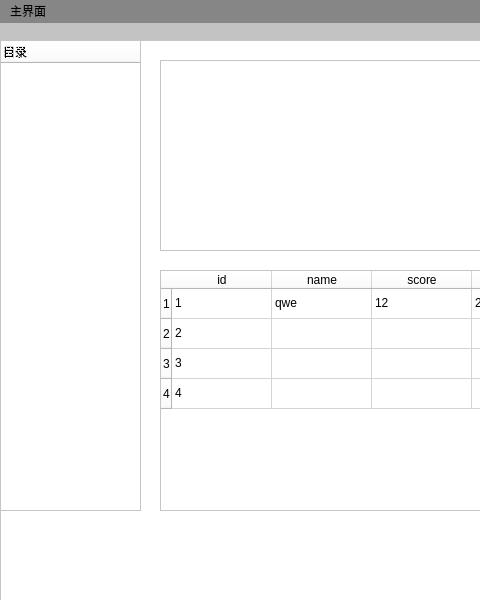
This is mainwindow.ui in NorthOuterTowner/DB as Qt 5 draws it before an edit; both pictures show x 0 to 480 and y 0 to 600 of the 800 by 600 pixel window. The edited form follows.
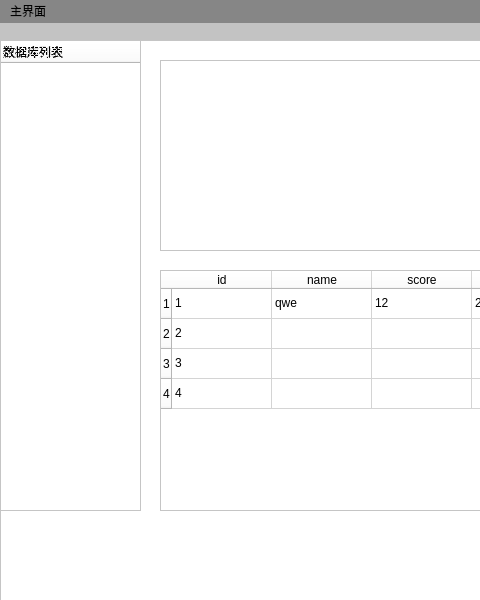
This is the edited form.

Commit message: 通过输入数据库名直接创建或删除

The edit to the form file:
```diff
--- a/mainwindow.ui
+++ b/mainwindow.ui
@@ -52,7 +52,7 @@
      </property>
      <column>
       <property name="text">
-       <string>目录</string>
+       <string>数据库列表</string>
       </property>
       <property name="foreground">
        <brush brushstyle="Dense2Pattern">
```
The commit also changes 4 other files.
